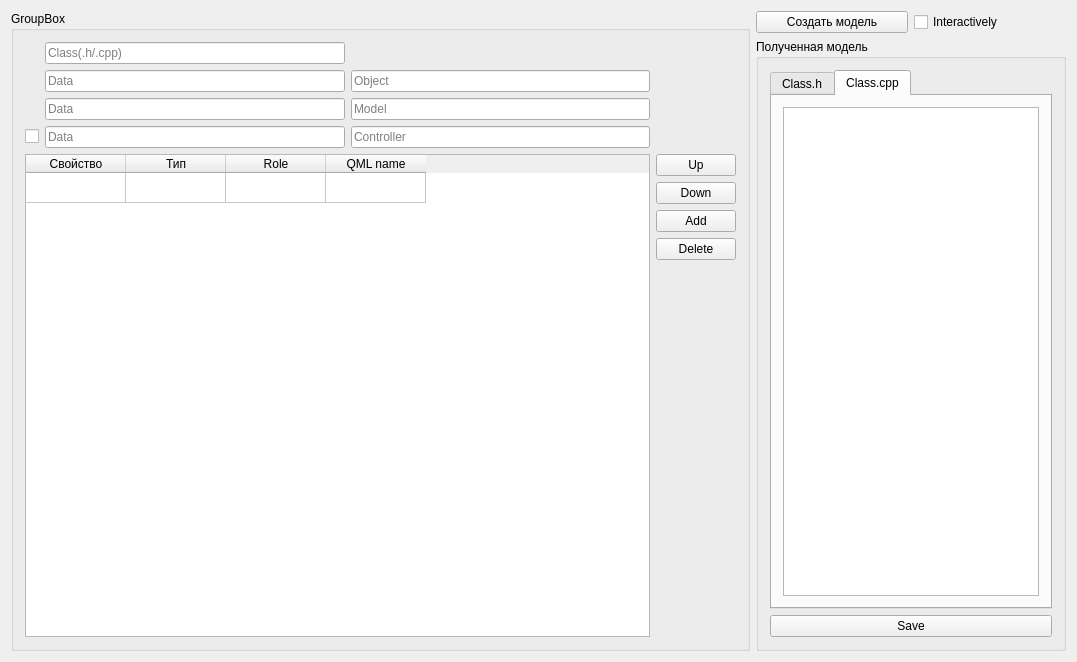
The window that src/mainwindow.ui (Ornstein89/QtAbstractModelCreator) describes before a commit, drawn with Qt 5.
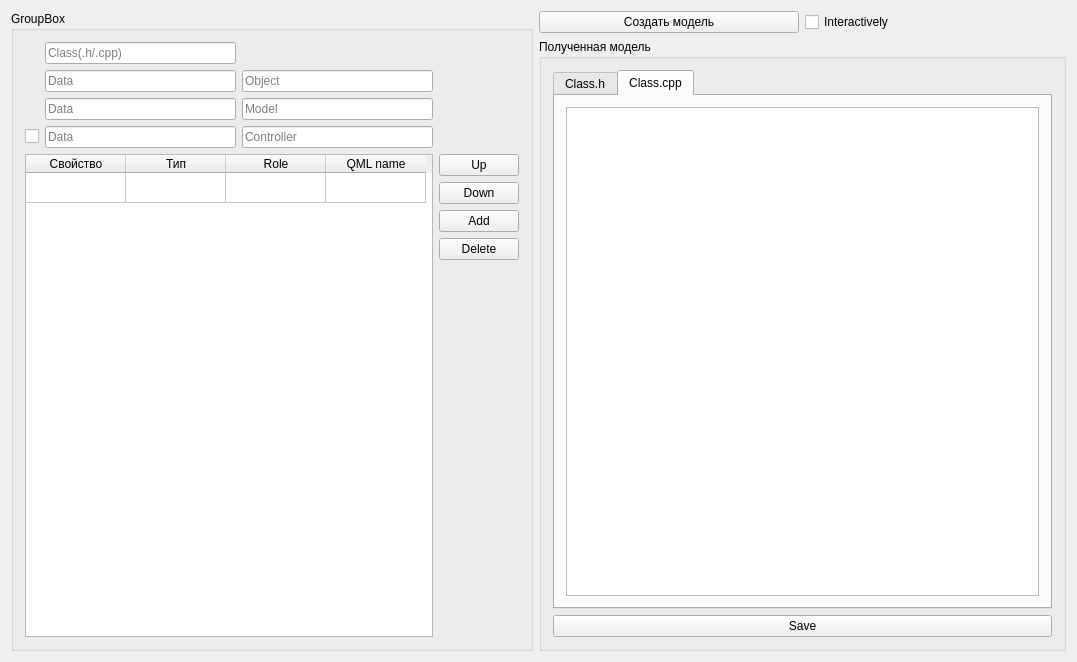
The same window after the commit.

Diff of the .ui file:
```diff
--- a/src/mainwindow.ui
+++ b/src/mainwindow.ui
@@ -14,15 +14,27 @@
    <string>MainWindow</string>
   </property>
   <widget class="QWidget" name="centralWidget">
-   <layout class="QGridLayout" name="gridLayout_2">
+   <layout class="QGridLayout" name="gridLayout_2" columnstretch="2,1,1">
     <item row="0" column="0" rowspan="2">
      <widget class="QGroupBox" name="groupBox_2">
+      <property name="sizePolicy">
+       <sizepolicy hsizetype="Preferred" vsizetype="Expanding">
+        <horstretch>0</horstretch>
+        <verstretch>0</verstretch>
+       </sizepolicy>
+      </property>
       <property name="title">
        <string>GroupBox</string>
       </property>
       <layout class="QGridLayout" name="gridLayout_3">
        <item row="3" column="1">
         <widget class="QLineEdit" name="edtControllerName1">
+         <property name="sizePolicy">
+          <sizepolicy hsizetype="Expanding" vsizetype="Fixed">
+           <horstretch>0</horstretch>
+           <verstretch>0</verstretch>
+          </sizepolicy>
+         </property>
          <property name="text">
           <string/>
          </property>
@@ -33,6 +45,12 @@
        </item>
        <item row="3" column="2">
         <widget class="QLineEdit" name="edtControllerName2">
+         <property name="sizePolicy">
+          <sizepolicy hsizetype="Expanding" vsizetype="Fixed">
+           <horstretch>0</horstretch>
+           <verstretch>0</verstretch>
+          </sizepolicy>
+         </property>
          <property name="text">
           <string/>
          </property>
@@ -56,6 +74,12 @@
        </item>
        <item row="1" column="1">
         <widget class="QLineEdit" name="edtItemName1">
+         <property name="sizePolicy">
+          <sizepolicy hsizetype="Expanding" vsizetype="Fixed">
+           <horstretch>0</horstretch>
+           <verstretch>0</verstretch>
+          </sizepolicy>
+         </property>
          <property name="text">
           <string/>
          </property>
@@ -66,6 +90,12 @@
        </item>
        <item row="2" column="2">
         <widget class="QLineEdit" name="edtModelName2">
+         <property name="sizePolicy">
+          <sizepolicy hsizetype="Expanding" vsizetype="Fixed">
+           <horstretch>0</horstretch>
+           <verstretch>0</verstretch>
+          </sizepolicy>
+         </property>
          <property name="text">
           <string/>
          </property>
@@ -76,6 +106,12 @@
        </item>
        <item row="1" column="2">
         <widget class="QLineEdit" name="edtItemName2">
+         <property name="sizePolicy">
+          <sizepolicy hsizetype="Expanding" vsizetype="Fixed">
+           <horstretch>0</horstretch>
+           <verstretch>0</verstretch>
+          </sizepolicy>
+         </property>
          <property name="text">
           <string/>
          </property>
@@ -93,6 +129,12 @@
        </item>
        <item row="2" column="1">
         <widget class="QLineEdit" name="edtModelName1">
+         <property name="sizePolicy">
+          <sizepolicy hsizetype="Expanding" vsizetype="Fixed">
+           <horstretch>0</horstretch>
+           <verstretch>0</verstretch>
+          </sizepolicy>
+         </property>
          <property name="text">
           <string/>
          </property>
@@ -117,6 +159,12 @@
        </item>
        <item row="0" column="1">
         <widget class="QLineEdit" name="edtFileName1">
+         <property name="sizePolicy">
+          <sizepolicy hsizetype="Expanding" vsizetype="Fixed">
+           <horstretch>0</horstretch>
+           <verstretch>0</verstretch>
+          </sizepolicy>
+         </property>
          <property name="text">
           <string extracomment="*h"/>
          </property>
@@ -177,8 +225,28 @@
       </layout>
      </widget>
     </item>
+    <item row="0" column="1">
+     <widget class="QPushButton" name="btnCreteModel">
+      <property name="text">
+       <string>Создать модель</string>
+      </property>
+     </widget>
+    </item>
+    <item row="0" column="2">
+     <widget class="QCheckBox" name="chkInteractively">
+      <property name="text">
+       <string>Interactively</string>
+      </property>
+     </widget>
+    </item>
     <item row="1" column="1" colspan="2">
      <widget class="QGroupBox" name="groupBox">
+      <property name="sizePolicy">
+       <sizepolicy hsizetype="Expanding" vsizetype="Expanding">
+        <horstretch>0</horstretch>
+        <verstretch>0</verstretch>
+       </sizepolicy>
+      </property>
       <property name="title">
        <string>Полученная модель</string>
       </property>
@@ -220,20 +288,6 @@
       </layout>
      </widget>
     </item>
-    <item row="0" column="2">
-     <widget class="QCheckBox" name="chkInteractively">
-      <property name="text">
-       <string>Interactively</string>
-      </property>
-     </widget>
-    </item>
-    <item row="0" column="1">
-     <widget class="QPushButton" name="btnCreteModel">
-      <property name="text">
-       <string>Создать модель</string>
-      </property>
-     </widget>
-    </item>
    </layout>
   </widget>
  </widget>
```
Left out of the diff: 2 changed lines with no effect on the pictures.
